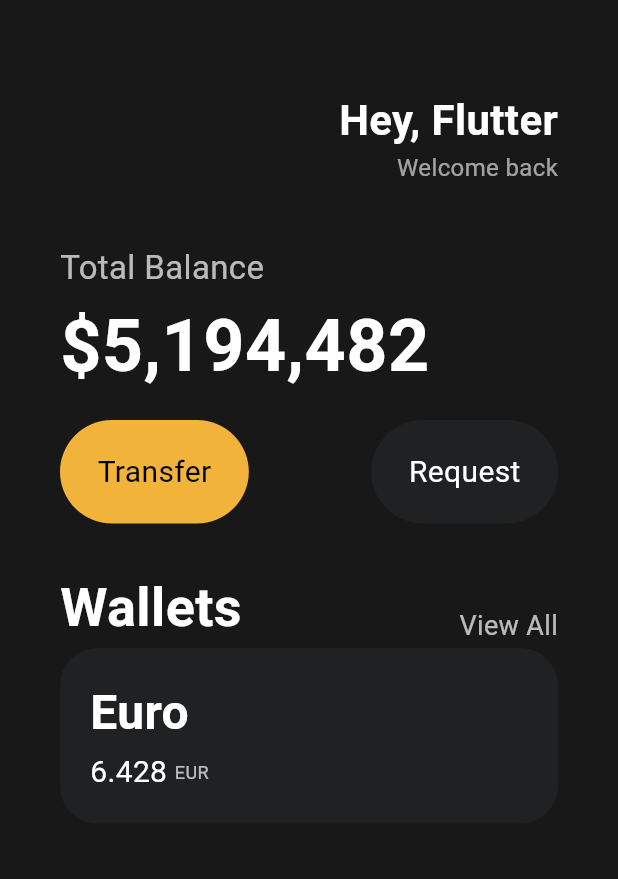
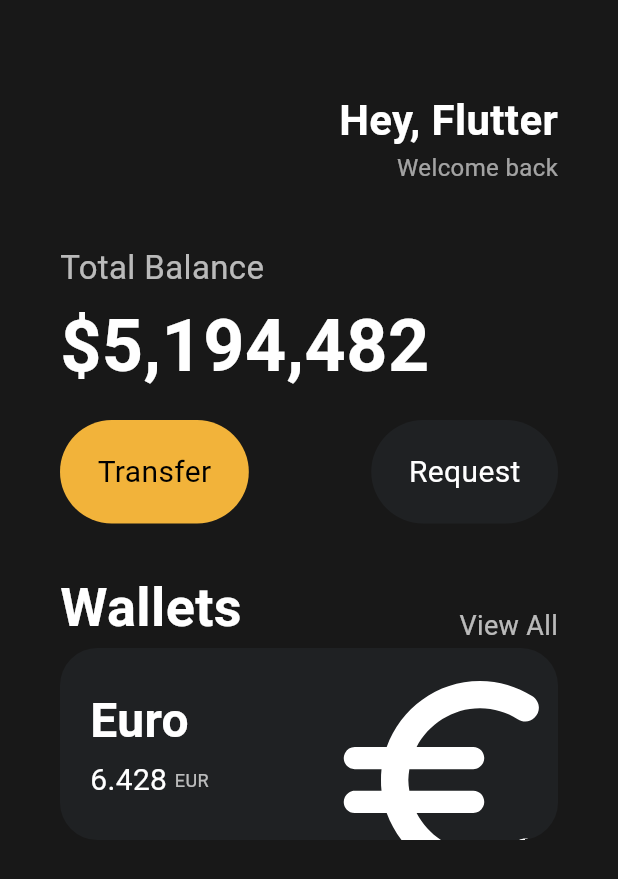
Before and after one commit to rosenrose/flutter-learn, a Flutter app: the screen it shows after launch, on a phone screen of 412 x 824 dp. Shown: the top 879 px of the screen. Run offline on Flutter 3.47's test engine with Material 3 defaults, Android fonts, the phone set to English and light mode, and no system bars.

Commit message:
icons and transforms

```diff
--- a/lib/main.dart
+++ b/lib/main.dart
@@ -122,11 +122,13 @@ class App extends StatelessWidget {
                   color: const Color(0xFF1F2123),
                   borderRadius: BorderRadius.circular(25),
                 ),
-                child: const Padding(
-                  padding: EdgeInsets.all(20),
+                clipBehavior: Clip.hardEdge,
+                child: Padding(
+                  padding: const EdgeInsets.all(20),
                   child: Row(
+                    mainAxisAlignment: MainAxisAlignment.spaceBetween,
                     children: [
-                      Column(
+                      const Column(
                         crossAxisAlignment: CrossAxisAlignment.start,
                         children: [
                           Text(
@@ -163,6 +165,17 @@ class App extends StatelessWidget {
                           ),
                         ],
                       ),
+                      Transform.scale(
+                        scale: 2,
+                        child: Transform.translate(
+                          offset: const Offset(-5, 12),
+                          child: const Icon(
+                            Icons.euro_rounded,
+                            color: Colors.white,
+                            size: 88,
+                          ),
+                        ),
+                      ),
                     ],
                   ),
                 ),
```
